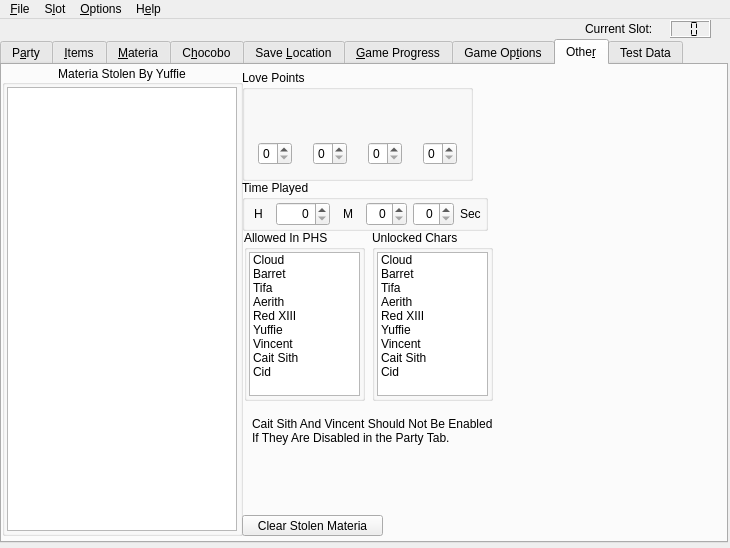
The window that mainwindow.ui (sithlord48/blackchocobo) describes before a commit, drawn with Qt 5.
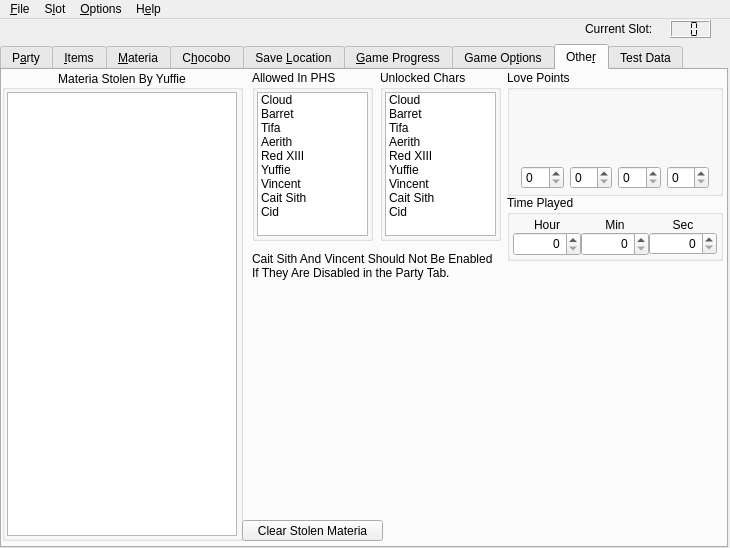
The same window after the commit. The open tabs and pages were chosen to show the change. Icons and pictures are not drawn.

Patch:
```diff
--- a/mainwindow.ui
+++ b/mainwindow.ui
@@ -49,7 +49,7 @@
     <property name="geometry">
      <rect>
       <x>0</x>
-      <y>20</y>
+      <y>25</y>
       <width>728</width>
       <height>504</height>
      </rect>
@@ -13466,23 +13466,31 @@
      <widget class="QGroupBox" name="groupBox_6">
       <property name="geometry">
        <rect>
-        <x>240</x>
-        <y>115</y>
-        <width>246</width>
-        <height>51</height>
+        <x>505</x>
+        <y>125</y>
+        <width>216</width>
+        <height>66</height>
        </rect>
       </property>
       <property name="title">
        <string>Time Played</string>
       </property>
       <layout class="QHBoxLayout" name="horizontalLayout_63">
+       <property name="spacing">
+        <number>0</number>
+       </property>
        <property name="margin">
-        <number>2</number>
+        <number>3</number>
+       </property>
+       <item>
+        <layout class="QVBoxLayout" name="verticalLayout_26">
+         <property name="spacing">
+          <number>0</number>
        </property>
        <item>
         <widget class="QLabel" name="label_23">
          <property name="text">
-          <string>H</string>
+            <string>Hour</string>
          </property>
          <property name="alignment">
           <set>Qt::AlignCenter</set>
@@ -13500,6 +13508,18 @@
            <verstretch>0</verstretch>
           </sizepolicy>
          </property>
+           <property name="minimumSize">
+            <size>
+             <width>57</width>
+             <height>24</height>
+            </size>
+           </property>
+           <property name="maximumSize">
+            <size>
+             <width>100</width>
+             <height>16777215</height>
+            </size>
+           </property>
          <property name="alignment">
           <set>Qt::AlignRight|Qt::AlignTrailing|Qt::AlignVCenter</set>
          </property>
@@ -13511,10 +13531,17 @@
          </property>
         </widget>
        </item>
+        </layout>
+       </item>
+       <item>
+        <layout class="QVBoxLayout" name="verticalLayout_27">
+         <property name="spacing">
+          <number>0</number>
+         </property>
        <item>
         <widget class="QLabel" name="label_24">
          <property name="text">
-          <string>M</string>
+            <string>Min</string>
          </property>
          <property name="alignment">
           <set>Qt::AlignCenter</set>
@@ -13532,6 +13559,18 @@
            <verstretch>0</verstretch>
           </sizepolicy>
          </property>
+           <property name="minimumSize">
+            <size>
+             <width>57</width>
+             <height>24</height>
+            </size>
+           </property>
+           <property name="maximumSize">
+            <size>
+             <width>100</width>
+             <height>16777215</height>
+            </size>
+           </property>
          <property name="alignment">
           <set>Qt::AlignRight|Qt::AlignTrailing|Qt::AlignVCenter</set>
          </property>
@@ -13539,134 +13578,105 @@
           <number>59</number>
          </property>
         </widget>
+         </item>
+        </layout>
        </item>
        <item>
-        <widget class="QSpinBox" name="sb_time_sec">
-         <property name="sizePolicy">
-          <sizepolicy hsizetype="Preferred" vsizetype="Preferred">
-           <horstretch>0</horstretch>
-           <verstretch>0</verstretch>
-          </sizepolicy>
+        <layout class="QVBoxLayout" name="verticalLayout_28">
+         <property name="spacing">
+          <number>0</number>
          </property>
-         <property name="alignment">
-          <set>Qt::AlignRight|Qt::AlignTrailing|Qt::AlignVCenter</set>
-         </property>
-         <property name="maximum">
-          <number>59</number>
-         </property>
-        </widget>
-       </item>
        <item>
         <widget class="QLabel" name="label_12">
+           <property name="minimumSize">
+            <size>
+             <width>0</width>
+             <height>0</height>
+            </size>
+           </property>
          <property name="text">
           <string>Sec</string>
          </property>
-        </widget>
+           <property name="alignment">
+            <set>Qt::AlignCenter</set>
+           </property>
+          </widget>
+         </item>
+         <item>
+          <widget class="QSpinBox" name="sb_time_sec">
+           <property name="sizePolicy">
+            <sizepolicy hsizetype="Preferred" vsizetype="Preferred">
+             <horstretch>0</horstretch>
+             <verstretch>0</verstretch>
+            </sizepolicy>
+           </property>
+           <property name="minimumSize">
+            <size>
+             <width>57</width>
+             <height>0</height>
+            </size>
+           </property>
+           <property name="maximumSize">
+            <size>
+             <width>100</width>
+             <height>16777215</height>
+            </size>
+           </property>
+           <property name="alignment">
+            <set>Qt::AlignRight|Qt::AlignTrailing|Qt::AlignVCenter</set>
+           </property>
+           <property name="maximum">
+            <number>59</number>
+           </property>
+          </widget>
+         </item>
+        </layout>
        </item>
       </layout>
      </widget>
      <widget class="QGroupBox" name="groupBox_3">
       <property name="geometry">
        <rect>
-        <x>240</x>
-        <y>5</y>
-        <width>231</width>
-        <height>111</height>
+        <x>505</x>
+        <y>0</y>
+        <width>216</width>
+        <height>126</height>
        </rect>
       </property>
       <property name="title">
        <string>Love Points</string>
       </property>
-      <widget class="QWidget" name="">
-       <property name="geometry">
-        <rect>
-         <x>170</x>
-         <y>15</y>
-         <width>56</width>
-         <height>91</height>
-        </rect>
-       </property>
-       <layout class="QVBoxLayout" name="verticalLayout_26">
-        <property name="spacing">
+      <layout class="QGridLayout" name="gridLayout_5">
+       <property name="topMargin">
          <number>0</number>
         </property>
-        <item>
-         <widget class="QLabel" name="label_39">
-          <property name="sizePolicy">
-           <sizepolicy hsizetype="Preferred" vsizetype="Preferred">
-            <horstretch>0</horstretch>
-            <verstretch>0</verstretch>
-           </sizepolicy>
-          </property>
-          <property name="minimumSize">
-           <size>
-            <width>35</width>
-            <height>45</height>
-           </size>
-          </property>
-          <property name="maximumSize">
-           <size>
-            <width>1000</width>
-            <height>1000</height>
-           </size>
-          </property>
-          <property name="text">
-           <string/>
-          </property>
-          <property name="pixmap">
-           <pixmap resource="images.qrc">:/icon/barret_icon</pixmap>
-          </property>
-          <property name="scaledContents">
-           <bool>true</bool>
-          </property>
-          <property name="alignment">
-           <set>Qt::AlignCenter</set>
-          </property>
-         </widget>
-        </item>
-        <item>
-         <widget class="QSpinBox" name="sb_love_barret">
-          <property name="layoutDirection">
-           <enum>Qt::LeftToRight</enum>
-          </property>
-          <property name="alignment">
-           <set>Qt::AlignLeading|Qt::AlignLeft|Qt::AlignVCenter</set>
-          </property>
-          <property name="maximum">
-           <number>255</number>
-          </property>
-          <property name="value">
+       <property name="bottomMargin">
            <number>0</number>
           </property>
-         </widget>
-        </item>
-       </layout>
-      </widget>
-      <widget class="QWidget" name="">
-       <property name="geometry">
-        <rect>
-         <x>5</x>
-         <y>15</y>
-         <width>56</width>
-         <height>91</height>
-        </rect>
+       <property name="horizontalSpacing">
+        <number>-1</number>
        </property>
-       <layout class="QVBoxLayout" name="verticalLayout_27">
-        <property name="spacing">
+       <property name="verticalSpacing">
          <number>0</number>
         </property>
-        <item>
+       <item row="0" column="0">
          <widget class="QLabel" name="label_42">
+         <property name="sizePolicy">
+          <sizepolicy hsizetype="Fixed" vsizetype="Preferred">
+           <horstretch>48</horstretch>
+           <verstretch>68</verstretch>
+          </sizepolicy>
+         </property>
           <property name="minimumSize">
            <size>
-            <width>35</width>
-            <height>45</height>
+           <width>48</width>
+           <height>68</height>
            </size>
           </property>
           <property name="maximumSize">
            <size>
-            <width>1000</width>
-            <height>1000</height>
+           <width>48</width>
+           <height>68</height>
            </size>
           </property>
           <property name="frameShape">
@@ -13683,43 +13693,24 @@
           </property>
          </widget>
         </item>
-        <item>
-         <widget class="QSpinBox" name="sb_love_aeris">
-          <property name="alignment">
-           <set>Qt::AlignLeading|Qt::AlignLeft|Qt::AlignVCenter</set>
-          </property>
-          <property name="maximum">
-           <number>255</number>
-          </property>
-         </widget>
-        </item>
-       </layout>
-      </widget>
-      <widget class="QWidget" name="">
-       <property name="geometry">
-        <rect>
-         <x>60</x>
-         <y>15</y>
-         <width>56</width>
-         <height>91</height>
-        </rect>
-       </property>
-       <layout class="QVBoxLayout" name="verticalLayout_28">
-        <property name="spacing">
-         <number>0</number>
-        </property>
-        <item>
+       <item row="0" column="1">
          <widget class="QLabel" name="label_40">
+         <property name="sizePolicy">
+          <sizepolicy hsizetype="Fixed" vsizetype="Preferred">
+           <horstretch>0</horstretch>
+           <verstretch>0</verstretch>
+          </sizepolicy>
+         </property>
           <property name="minimumSize">
            <size>
-            <width>35</width>
-            <height>45</height>
+           <width>48</width>
+           <height>68</height>
            </size>
           </property>
           <property name="maximumSize">
            <size>
-            <width>1000</width>
-            <height>1000</height>
+           <width>48</width>
+           <height>68</height>
            </size>
           </property>
           <property name="text">
@@ -13733,43 +13724,24 @@
           </property>
          </widget>
         </item>
-        <item>
-         <widget class="QSpinBox" name="sb_love_tifa">
-          <property name="alignment">
-           <set>Qt::AlignLeading|Qt::AlignLeft|Qt::AlignVCenter</set>
-          </property>
-          <property name="maximum">
-           <number>255</number>
-          </property>
-         </widget>
-        </item>
-       </layout>
-      </widget>
-      <widget class="QWidget" name="">
-       <property name="geometry">
-        <rect>
-         <x>115</x>
-         <y>15</y>
-         <width>56</width>
-         <height>91</height>
-        </rect>
-       </property>
-       <layout class="QVBoxLayout" name="verticalLayout_29">
-        <property name="spacing">
-         <number>0</number>
-        </property>
-        <item>
+       <item row="0" column="2">
          <widget class="QLabel" name="label_41">
+         <property name="sizePolicy">
+          <sizepolicy hsizetype="Fixed" vsizetype="Preferred">
+           <horstretch>0</horstretch>
+           <verstretch>0</verstretch>
+          </sizepolicy>
+         </property>
           <property name="minimumSize">
            <size>
-            <width>35</width>
-            <height>45</height>
+           <width>48</width>
+           <height>68</height>
            </size>
           </property>
           <property name="maximumSize">
            <size>
-            <width>100</width>
-            <height>100</height>
+           <width>48</width>
+           <height>68</height>
            </size>
           </property>
           <property name="text">
@@ -13783,8 +13755,101 @@
           </property>
          </widget>
         </item>
-        <item>
+       <item row="0" column="3">
+        <widget class="QLabel" name="label_39">
+         <property name="sizePolicy">
+          <sizepolicy hsizetype="Fixed" vsizetype="Preferred">
+           <horstretch>0</horstretch>
+           <verstretch>0</verstretch>
+          </sizepolicy>
+         </property>
+         <property name="minimumSize">
+          <size>
+           <width>48</width>
+           <height>68</height>
+          </size>
+         </property>
+         <property name="maximumSize">
+          <size>
+           <width>48</width>
+           <height>68</height>
+          </size>
+         </property>
+         <property name="text">
+          <string/>
+         </property>
+         <property name="pixmap">
+          <pixmap resource="images.qrc">:/icon/barret_icon</pixmap>
+         </property>
+         <property name="scaledContents">
+          <bool>true</bool>
+         </property>
+         <property name="alignment">
+          <set>Qt::AlignCenter</set>
+         </property>
+        </widget>
+       </item>
+       <item row="1" column="0">
+        <widget class="QSpinBox" name="sb_love_aeris">
+         <property name="sizePolicy">
+          <sizepolicy hsizetype="Fixed" vsizetype="Fixed">
+           <horstretch>0</horstretch>
+           <verstretch>0</verstretch>
+          </sizepolicy>
+         </property>
+         <property name="maximumSize">
+          <size>
+           <width>48</width>
+           <height>23</height>
+          </size>
+         </property>
+         <property name="alignment">
+          <set>Qt::AlignLeading|Qt::AlignLeft|Qt::AlignVCenter</set>
+         </property>
+         <property name="maximum">
+          <number>255</number>
+         </property>
+         <property name="value">
+          <number>0</number>
+         </property>
+        </widget>
+       </item>
+       <item row="1" column="1">
+        <widget class="QSpinBox" name="sb_love_tifa">
+         <property name="sizePolicy">
+          <sizepolicy hsizetype="Fixed" vsizetype="Fixed">
+           <horstretch>0</horstretch>
+           <verstretch>0</verstretch>
+          </sizepolicy>
+         </property>
+         <property name="maximumSize">
+          <size>
+           <width>48</width>
+           <height>23</height>
+          </size>
+         </property>
+         <property name="alignment">
+          <set>Qt::AlignLeading|Qt::AlignLeft|Qt::AlignVCenter</set>
+         </property>
+         <property name="maximum">
+          <number>255</number>
+         </property>
+        </widget>
+       </item>
+       <item row="1" column="2">
          <widget class="QSpinBox" name="sb_love_yuffie">
+         <property name="sizePolicy">
+          <sizepolicy hsizetype="Fixed" vsizetype="Fixed">
+           <horstretch>0</horstretch>
+           <verstretch>0</verstretch>
+          </sizepolicy>
+         </property>
+         <property name="maximumSize">
+          <size>
+           <width>48</width>
+           <height>23</height>
+          </size>
+         </property>
           <property name="alignment">
            <set>Qt::AlignLeading|Qt::AlignLeft|Qt::AlignVCenter</set>
           </property>
@@ -13793,8 +13858,35 @@
           </property>
          </widget>
         </item>
-       </layout>
-      </widget>
+       <item row="1" column="3">
+        <widget class="QSpinBox" name="sb_love_barret">
+         <property name="sizePolicy">
+          <sizepolicy hsizetype="Fixed" vsizetype="Fixed">
+           <horstretch>0</horstretch>
+           <verstretch>0</verstretch>
+          </sizepolicy>
+         </property>
+         <property name="maximumSize">
+          <size>
+           <width>48</width>
+           <height>23</height>
+          </size>
+         </property>
+         <property name="layoutDirection">
+          <enum>Qt::LeftToRight</enum>
+         </property>
+         <property name="alignment">
+          <set>Qt::AlignLeading|Qt::AlignLeft|Qt::AlignVCenter</set>
+         </property>
+         <property name="maximum">
+          <number>255</number>
+         </property>
+         <property name="value">
+          <number>0</number>
+         </property>
+        </widget>
+       </item>
+      </layout>
      </widget>
      <widget class="QGroupBox" name="groupBox_20">
       <property name="geometry">
@@ -13876,8 +13968,8 @@
      <widget class="QGroupBox" name="groupBox_16">
       <property name="geometry">
        <rect>
-        <x>242</x>
-        <y>165</y>
+        <x>250</x>
+        <y>0</y>
         <width>121</width>
         <height>171</height>
        </rect>
@@ -14031,8 +14123,8 @@
      <widget class="QGroupBox" name="groupBox_19">
       <property name="geometry">
        <rect>
-        <x>370</x>
-        <y>165</y>
+        <x>378</x>
+        <y>0</y>
         <width>121</width>
         <height>171</height>
        </rect>
@@ -14174,7 +14266,7 @@
       <property name="geometry">
        <rect>
         <x>250</x>
-        <y>345</y>
+        <y>175</y>
         <width>241</width>
         <height>41</height>
        </rect>
```
Left out of the diff: 28 changed lines with no effect on the pictures. Lines whose indentation alone changed are shown as unchanged.
